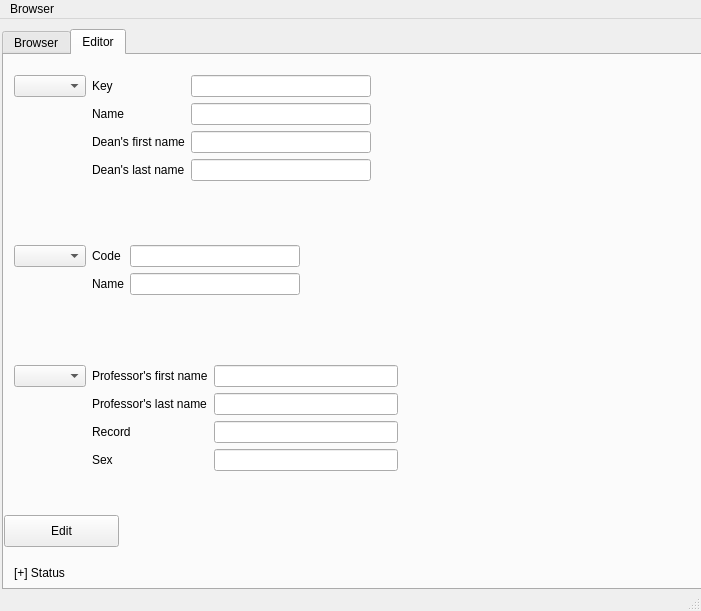
First picture: the form in database/mainwindow.ui, repository fineguy/db_project, before the edit.
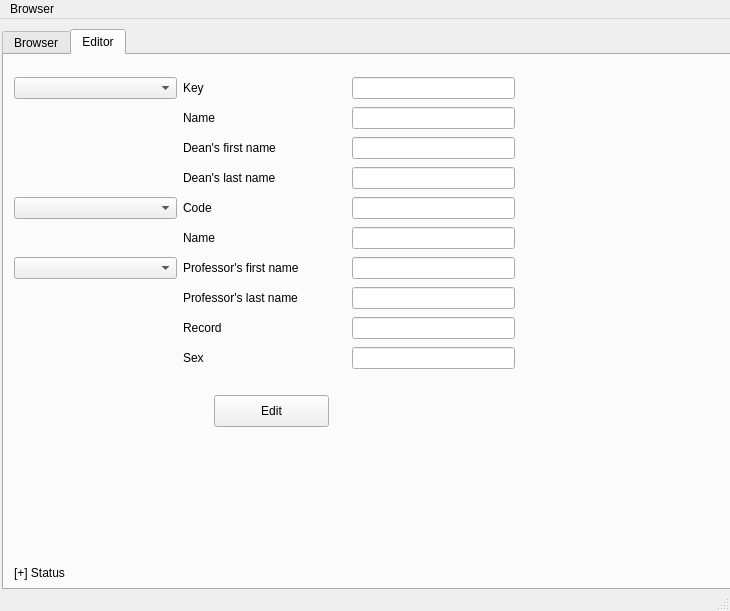
Second picture: the form after the edit.

What changed in the file:
```diff
--- a/database/mainwindow.ui
+++ b/database/mainwindow.ui
@@ -6,7 +6,7 @@
    <rect>
     <x>0</x>
     <y>0</y>
-    <width>701</width>
+    <width>730</width>
     <height>611</height>
    </rect>
   </property>
@@ -19,7 +19,7 @@
      <rect>
       <x>2</x>
       <y>10</y>
-      <width>701</width>
+      <width>729</width>
       <height>561</height>
      </rect>
     </property>
@@ -83,8 +83,8 @@
      <widget class="QPushButton" name="editButton_2">
       <property name="geometry">
        <rect>
-        <x>0</x>
-        <y>460</y>
+        <x>210</x>
+        <y>340</y>
         <width>115</width>
         <height>32</height>
        </rect>
@@ -93,192 +93,129 @@
        <string>Edit</string>
       </property>
      </widget>
-     <widget class="QWidget" name="">
-      <property name="geometry">
-       <rect>
-        <x>10</x>
-        <y>190</y>
-        <width>286</width>
-        <height>58</height>
-       </rect>
-      </property>
-      <layout class="QFormLayout" name="chrLayout">
-       <item row="0" column="1">
-        <layout class="QHBoxLayout" name="chrInfoLayout">
-         <item>
-          <layout class="QVBoxLayout" name="chrLabelLayout">
-           <item>
-            <widget class="QLabel" name="chrCodeLabel">
-             <property name="text">
-              <string>Code</string>
-             </property>
-            </widget>
-           </item>
-           <item>
-            <widget class="QLabel" name="chrNameLabel">
-             <property name="text">
-              <string>Name</string>
-             </property>
-            </widget>
-           </item>
-          </layout>
-         </item>
-         <item>
-          <layout class="QVBoxLayout" name="chrEditLayout">
-           <item>
-            <widget class="QLineEdit" name="chrCodeEdit"/>
-           </item>
-           <item>
-            <widget class="QLineEdit" name="chrNameEdit"/>
-           </item>
-          </layout>
-         </item>
-        </layout>
-       </item>
-       <item row="0" column="0">
-        <widget class="QComboBox" name="chrBoxEditor"/>
-       </item>
-      </layout>
-     </widget>
-     <widget class="QWidget" name="">
+     <widget class="QWidget" name="layoutWidget">
       <property name="geometry">
        <rect>
         <x>10</x>
         <y>20</y>
-        <width>357</width>
-        <height>120</height>
+        <width>501</width>
+        <height>305</height>
        </rect>
       </property>
-      <layout class="QFormLayout" name="depLayout">
-       <property name="formAlignment">
-        <set>Qt::AlignLeading|Qt::AlignLeft|Qt::AlignTop</set>
+      <layout class="QGridLayout" name="gridLayout" columnstretch="1,1,1">
+       <property name="sizeConstraint">
+        <enum>QLayout::SetNoConstraint</enum>
        </property>
        <item row="0" column="0">
-        <widget class="QComboBox" name="depBoxEditor"/>
+        <widget class="QComboBox" name="depEditorBox"/>
        </item>
        <item row="0" column="1">
-        <layout class="QHBoxLayout" name="depInfoLayout">
-         <item>
-          <layout class="QVBoxLayout" name="depLabelLayout">
-           <item>
             <widget class="QLabel" name="depKeyLabel">
              <property name="text">
               <string>Key</string>
              </property>
             </widget>
            </item>
-           <item>
+       <item row="0" column="2">
+        <widget class="QLineEdit" name="depKeyEdit"/>
+       </item>
+       <item row="1" column="1">
             <widget class="QLabel" name="depNameLabel">
              <property name="text">
               <string>Name</string>
              </property>
             </widget>
            </item>
-           <item>
+       <item row="1" column="2">
+        <widget class="QLineEdit" name="depNameEdit"/>
+       </item>
+       <item row="2" column="1">
             <widget class="QLabel" name="depFNameLabel">
              <property name="text">
               <string>Dean's first name</string>
              </property>
             </widget>
            </item>
-           <item>
-            <widget class="QLabel" name="depLNameLabel">
-             <property name="text">
-              <string>Dean's last name</string>
-             </property>
-            </widget>
-           </item>
-          </layout>
-         </item>
-         <item>
-          <layout class="QVBoxLayout" name="depEditLayout">
-           <item>
-            <widget class="QLineEdit" name="depKeyEdit"/>
-           </item>
-           <item>
-            <widget class="QLineEdit" name="depNameEdit"/>
-           </item>
-           <item>
+       <item row="2" column="2">
             <widget class="QLineEdit" name="depFNameEdit"/>
            </item>
-           <item>
+       <item row="3" column="1">
+        <widget class="QLabel" name="debLNameLabel">
+         <property name="text">
+          <string>Dean's last name</string>
+         </property>
+        </widget>
+       </item>
+       <item row="3" column="2">
             <widget class="QLineEdit" name="depLNameEdit"/>
            </item>
-          </layout>
-         </item>
-        </layout>
-       </item>
-      </layout>
-     </widget>
-     <widget class="QWidget" name="">
-      <property name="geometry">
-       <rect>
-        <x>10</x>
-        <y>310</y>
-        <width>384</width>
-        <height>120</height>
-       </rect>
-      </property>
-      <layout class="QFormLayout" name="profLayout">
-       <property name="formAlignment">
-        <set>Qt::AlignLeading|Qt::AlignLeft|Qt::AlignTop</set>
-       </property>
-       <item row="0" column="0">
-        <widget class="QComboBox" name="profBoxEditor"/>
+       <item row="4" column="0">
+        <widget class="QComboBox" name="chrEditorBox"/>
+       </item>
+       <item row="4" column="1">
+        <widget class="QLabel" name="chrCodeLabel">
+         <property name="text">
+          <string>Code</string>
+         </property>
+        </widget>
+       </item>
+       <item row="4" column="2">
+        <widget class="QLineEdit" name="chrCodeEdit"/>
+       </item>
+       <item row="5" column="1">
+        <widget class="QLabel" name="chrNameLabel">
+         <property name="text">
+          <string>Name</string>
+         </property>
+        </widget>
        </item>
-       <item row="0" column="1">
-        <layout class="QHBoxLayout" name="profInfoLayout">
-         <item>
-          <layout class="QVBoxLayout" name="profLabelLayout">
-           <item>
+       <item row="5" column="2">
+        <widget class="QLineEdit" name="chrNameEdit"/>
+       </item>
+       <item row="6" column="0">
+        <widget class="QComboBox" name="profEditorBox"/>
+       </item>
+       <item row="6" column="1">
             <widget class="QLabel" name="profFNameLabel">
              <property name="text">
               <string>Professor's first name</string>
              </property>
             </widget>
            </item>
-           <item>
+       <item row="6" column="2">
+        <widget class="QLineEdit" name="profFNameEdit"/>
+       </item>
+       <item row="7" column="1">
             <widget class="QLabel" name="profLNameLabel">
              <property name="text">
               <string>Professor's last name</string>
              </property>
             </widget>
            </item>
-           <item>
+       <item row="7" column="2">
+        <widget class="QLineEdit" name="profLNameEdit"/>
+       </item>
+       <item row="8" column="1">
             <widget class="QLabel" name="profRecLabel">
              <property name="text">
               <string>Record</string>
              </property>
             </widget>
            </item>
-           <item>
+       <item row="8" column="2">
+        <widget class="QLineEdit" name="profRecEdit"/>
+       </item>
+       <item row="9" column="1">
             <widget class="QLabel" name="profSexLabel">
              <property name="text">
               <string>Sex</string>
              </property>
             </widget>
            </item>
-          </layout>
-         </item>
-         <item>
-          <layout class="QVBoxLayout" name="profEditLayout">
-           <item>
-            <widget class="QLineEdit" name="profFNameEdit"/>
-           </item>
-           <item>
-            <widget class="QLineEdit" name="profLNameEdit"/>
-           </item>
-           <item>
-            <widget class="QLineEdit" name="profRecEdit"/>
-           </item>
-           <item>
+       <item row="9" column="2">
             <widget class="QLineEdit" name="profSexEdit"/>
            </item>
           </layout>
-         </item>
-        </layout>
-       </item>
-      </layout>
      </widget>
     </widget>
    </widget>
@@ -289,7 +226,7 @@
     <rect>
      <x>0</x>
      <y>0</y>
-     <width>701</width>
+     <width>730</width>
      <height>22</height>
     </rect>
    </property>
```
Left out of the diff: 6 changed lines with no effect on the pictures. Lines whose indentation alone changed are shown as unchanged.
